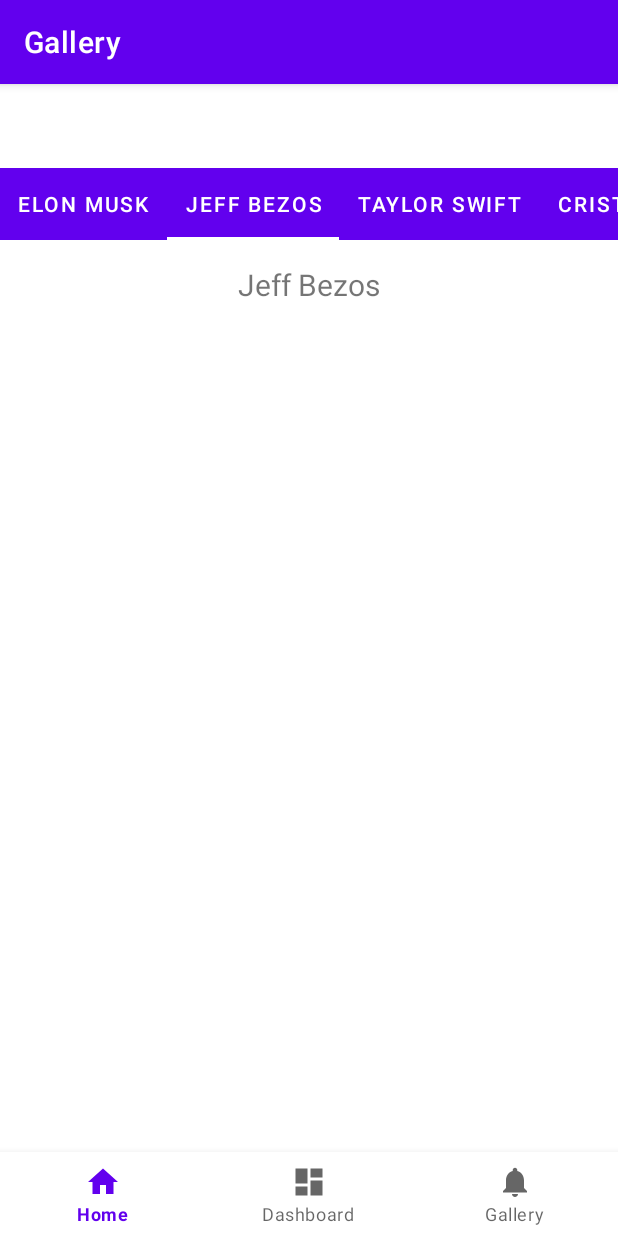
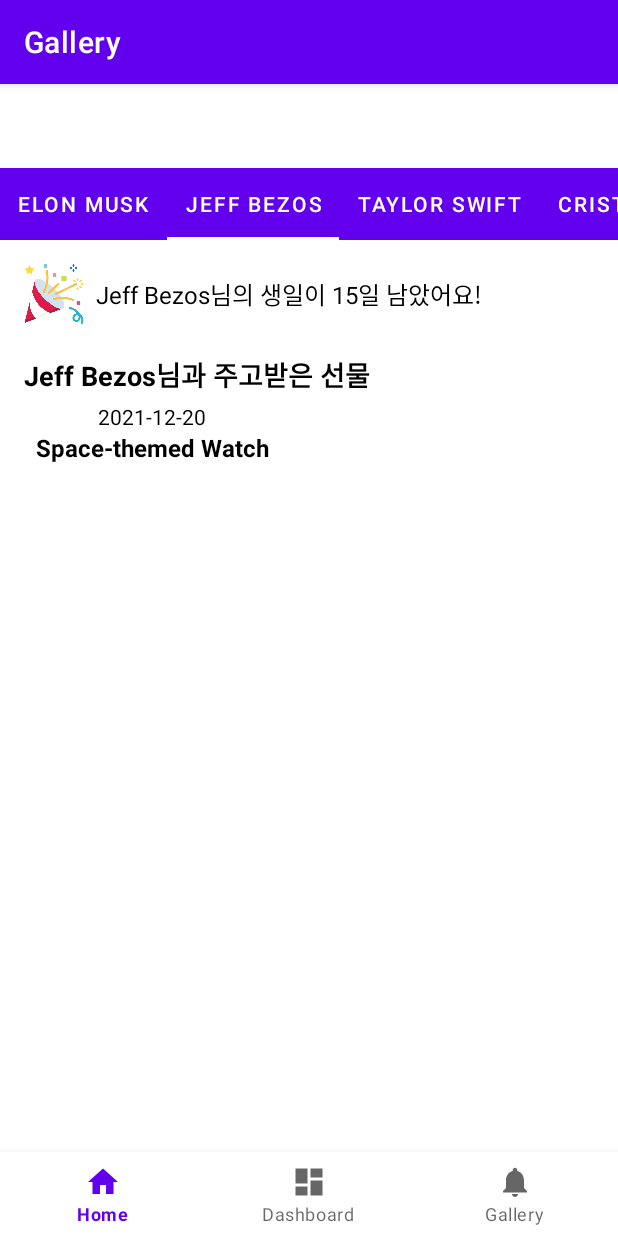
Before and after one commit to soeun-kang/GiftGori, an Android app: the GalleryFragment screen opened through its navigation route, tab 2 chosen, on a phone screen of 412 x 824 dp. Run offline under Robolectric (Android 15) with nearby library versions, the light colour scheme and no system bars; our stand-ins replace navigation-ui.

Commit message:
person detail: 생일까지 남은 기간, present history

```diff
--- a/app/src/main/java/com/example/tabs/ui/gallery/GalleryAdapter.kt
+++ b/app/src/main/java/com/example/tabs/ui/gallery/GalleryAdapter.kt
@@ -3,15 +3,20 @@
 import android.view.LayoutInflater
 import android.view.View
 import android.view.ViewGroup
+import android.widget.ImageView
 import android.widget.TextView
+import androidx.recyclerview.widget.LinearLayoutManager
 import androidx.recyclerview.widget.RecyclerView
 import com.example.tabs.R
 
-class GalleryAdapter(private var nameList: List<String>) : RecyclerView.Adapter<GalleryAdapter.ViewHolder>() {
+class GalleryAdapter(private var personDetailsList: List<PersonDetails>) :
+    RecyclerView.Adapter<GalleryAdapter.ViewHolder>() {
 
     // ViewHolder 정의
     class ViewHolder(view: View) : RecyclerView.ViewHolder(view) {
-        val textView: TextView = view.findViewById(R.id.textView)
+        val birthdayText: TextView = view.findViewById(R.id.birthdayText)
+        val birthdayImage: ImageView = view.findViewById(R.id.birthdayImage)
+        val historyRecyclerView: RecyclerView = view.findViewById(R.id.historyRecyclerView)
     }
 
     override fun onCreateViewHolder(parent: ViewGroup, viewType: Int): ViewHolder {
@@ -20,15 +25,46 @@
     }
 
     override fun onBindViewHolder(holder: ViewHolder, position: Int) {
-        val name = nameList[position] // 이름 데이터 가져오기
-        holder.textView.text = name // TextView에 이름 설정
+        val personDetails = personDetailsList[position]
+
+        // 생일 텍스트 설정
+        holder.birthdayText.text = "${personDetails.name}님의 생일이 ${personDetails.remain}일 남았어요!"
+        holder.birthdayImage.setImageResource(R.drawable.confetti)
+
+        // 히스토리 섹션 제목 설정
+        holder.itemView.findViewById<TextView>(R.id.historyHeader).text =
+            "${personDetails.name}님과 주고받은 선물"
+
+        // 히스토리 리스트 설정
+        holder.historyRecyclerView.apply {
+            layoutManager = LinearLayoutManager(context, LinearLayoutManager.HORIZONTAL, false)
+            adapter = object : RecyclerView.Adapter<HistoryViewHolder>() {
+                override fun onCreateViewHolder(parent: ViewGroup, viewType: Int): HistoryViewHolder {
+                    val view = LayoutInflater.from(parent.context).inflate(R.layout.item_history, parent, false)
+                    return HistoryViewHolder(view)
+                }
+
+                override fun onBindViewHolder(holder: HistoryViewHolder, historyPosition: Int) {
+                    val historyItem = personDetails.history[historyPosition]
+                    holder.dateTextView.text = historyItem.date
+                    holder.giftTextView.text = historyItem.gift
+                }
+
+                override fun getItemCount(): Int = personDetails.history.size
+            }
+        }
     }
 
-    override fun getItemCount(): Int = nameList.size
+    // 내부 ViewHolder 정의
+    class HistoryViewHolder(view: View) : RecyclerView.ViewHolder(view) {
+        val dateTextView: TextView = view.findViewById(R.id.dateTextView)
+        val giftTextView: TextView = view.findViewById(R.id.giftTextView)
+    }
 
-    // 데이터를 업데이트하는 함수
-    fun updateData(newData: List<String>) {
-        nameList = newData
-        notifyDataSetChanged() // RecyclerView 갱신
+    override fun getItemCount(): Int = personDetailsList.size
+
+    fun updateData(newData: List<PersonDetails>) {
+        personDetailsList = newData
+        notifyDataSetChanged()
     }
 }
--- a/app/src/main/java/com/example/tabs/ui/gallery/GalleryFragment.kt
+++ b/app/src/main/java/com/example/tabs/ui/gallery/GalleryFragment.kt
@@ -1,15 +1,13 @@
 package com.example.tabs.ui.gallery
 
 import android.os.Bundle
-import android.util.Log
 import android.view.LayoutInflater
 import android.view.View
 import android.view.ViewGroup
 import androidx.fragment.app.Fragment
 import androidx.lifecycle.ViewModelProvider
-import androidx.viewpager2.widget.ViewPager2
+import androidx.recyclerview.widget.LinearLayoutManager
 import com.example.tabs.databinding.FragmentGalleryBinding
-import com.google.android.material.tabs.TabLayout
 import com.google.android.material.tabs.TabLayoutMediator
 
 class GalleryFragment : Fragment() {
@@ -20,41 +18,33 @@
     private lateinit var galleryAdapter: GalleryAdapter
 
     override fun onCreateView(
-        inflater: LayoutInflater,
-        container: ViewGroup?,
+        inflater: LayoutInflater, container: ViewGroup?,
         savedInstanceState: Bundle?
     ): View {
         _binding = FragmentGalleryBinding.inflate(inflater, container, false)
         val root: View = binding.root
 
         galleryViewModel = ViewModelProvider(this).get(GalleryViewModel::class.java)
-        galleryViewModel.loadNames(requireContext())
 
-        val viewPager: ViewPager2 = binding.viewPager
-        val tabLayout: TabLayout = binding.tabLayout
+        // ViewPager2 어댑터 설정
+        galleryAdapter = GalleryAdapter(emptyList())
+        binding.viewPager.adapter = galleryAdapter
 
-        // Adapter setup
-        galleryAdapter = GalleryAdapter(emptyList()) // Initialize with empty list
-        viewPager.adapter = galleryAdapter
+        // 데이터 관찰 및 View 업데이트
+        galleryViewModel.personData.observe(viewLifecycleOwner) { personDetailsList ->
+            if (personDetailsList.isNotEmpty()) {
+                // ViewPager2 어댑터에 데이터 전달
+                galleryAdapter.updateData(personDetailsList)
 
-        // Observe names and update tabs and adapter
-        galleryViewModel.names.observe(viewLifecycleOwner) { names ->
-            if (names.isNotEmpty()) {
-                Log.d("GalleryFragment", "Names loaded successfully: $names")
-                galleryAdapter.updateData(names)
-
-                // Setup TabLayoutMediator
-                TabLayoutMediator(tabLayout, viewPager) { tab, position ->
-                    tab.text = names[position]
+                // TabLayoutMediator로 탭과 ViewPager 연결
+                TabLayoutMediator(binding.tabLayout, binding.viewPager) { tab, position ->
+                    tab.text = personDetailsList[position].name
                 }.attach()
-            } else {
-                Log.d("GalleryFragment", "Names list is empty")
             }
         }
 
-        galleryViewModel.personDetails.observe(viewLifecycleOwner) { details ->
-            binding.personDetailsTextView.text = details
-        }
+        // ViewModel에서 데이터 로드
+        galleryViewModel.loadPersonData(requireContext())
 
         return root
     }
--- a/app/src/main/java/com/example/tabs/ui/gallery/GalleryViewModel.kt
+++ b/app/src/main/java/com/example/tabs/ui/gallery/GalleryViewModel.kt
@@ -1,42 +1,71 @@
 package com.example.tabs.ui.gallery
 
 import android.content.Context
-import android.util.Log
 import androidx.lifecycle.LiveData
 import androidx.lifecycle.MutableLiveData
 import androidx.lifecycle.ViewModel
-import org.json.JSONArray
-import java.io.BufferedReader
-import java.io.InputStreamReader
 import com.example.tabs.utils.ManageJson
+import com.example.tabs.utils.Contact
+import java.text.SimpleDateFormat
+import java.util.*
 
 class GalleryViewModel : ViewModel() {
 
-    private val _names = MutableLiveData<List<String>>()
-    val names: LiveData<List<String>> = _names
+    private val _personData = MutableLiveData<List<PersonDetails>>()
+    val personData: LiveData<List<PersonDetails>> = _personData
 
-    private val _personDetails = MutableLiveData<String>()
-    val personDetails: LiveData<String> = _personDetails
-
-    fun loadNames(context: Context) {
+    fun loadPersonData(context: Context) {
         try {
             val manageJson = ManageJson(context, "famous_people_data_relevant_gifts.json")
             val contacts = manageJson.dataList
-            _names.value = contacts.map { it.name }
+            _personData.value = contacts.map { parsePersonDetails(it) }
         } catch (e: Exception) {
             e.printStackTrace()
         }
     }
 
-    fun loadDetails(context: Context, name: String) {
-        try {
-            val manageJson = ManageJson(context, "famous_people_data_relevant_gifts.json")
-            val contact = manageJson.dataList.find { it.name == name }
-            contact?.let {
-                _personDetails.value = it.toString()
-            }
-        } catch (e: Exception) {
-            e.printStackTrace()
+    private fun parsePersonDetails(contact: Contact): PersonDetails {
+        val today = Date()
+
+        // contact.bDay의 연도를 올해로 설정
+        val calendar = Calendar.getInstance()
+        calendar.time = contact.bDay
+        calendar.set(Calendar.YEAR, Calendar.getInstance().get(Calendar.YEAR))
+        val thisYearBirthday = calendar.time
+
+        // 다음 생일까지 남은 날짜 계산
+        val nextBirthday = if (today.before(thisYearBirthday)) {
+            thisYearBirthday
+        } else {
+            calendar.add(Calendar.YEAR, 1)
+            calendar.time
         }
+
+        val remainDays = ((nextBirthday.time - today.time) / (1000 * 60 * 60 * 24)).toInt()
+
+        // 선물 이력 가공
+        val historyList = contact.presentHistory.map {
+            HistoryItem(
+                date = SimpleDateFormat("yyyy-MM-dd", Locale.getDefault()).format(it.date),
+                gift = it.gift
+            )
+        }
+
+        return PersonDetails(
+            name = contact.name,
+            remain = remainDays,
+            history = historyList
+        )
     }
 }
+
+data class PersonDetails(
+    val name: String,
+    val remain: Int,
+    val history: List<HistoryItem>
+)
+
+data class HistoryItem(
+    val date: String,
+    val gift: String
+)
--- a/app/src/main/res/layout/fragment_gallery.xml
+++ b/app/src/main/res/layout/fragment_gallery.xml
@@ -26,16 +26,6 @@
         app:layout_constraintTop_toBottomOf="@id/tabLayout"
         app:layout_constraintBottom_toBottomOf="parent" />
 
-    <!-- RecyclerView: 기존 갤러리 -->
-    <androidx.recyclerview.widget.RecyclerView
-        android:id="@+id/galleryRecyclerView"
-        android:layout_width="0dp"
-        android:layout_height="0dp"
-        app:layout_constraintTop_toBottomOf="@id/tabLayout"
-        app:layout_constraintBottom_toTopOf="@id/personDetailsTextView"
-        app:layout_constraintStart_toStartOf="parent"
-        app:layout_constraintEnd_toEndOf="parent"
-        tools:listitem="@layout/item_gallery" />
 
     <!-- TextView: 선택된 이름의 정보 표시 -->
     <TextView
--- a/app/src/main/res/layout/item_gallery.xml
+++ /dev/null
@@ -1,34 +0,0 @@
-<?xml version="1.0" encoding="utf-8"?>
-<androidx.constraintlayout.widget.ConstraintLayout
-    xmlns:android="http://schemas.android.com/apk/res/android"
-    xmlns:app="http://schemas.android.com/apk/res-auto"
-    android:layout_width="match_parent"
-    android:layout_height="wrap_content"
-    android:padding="8dp">
-
-    <!-- 이미지를 표시할 ImageView -->
-    <ImageView
-        android:id="@+id/image_view"
-        android:layout_width="0dp"
-        android:layout_height="200dp"
-        android:scaleType="centerCrop"
-        app:layout_constraintTop_toTopOf="parent"
-        app:layout_constraintBottom_toBottomOf="parent"
-        app:layout_constraintStart_toStartOf="parent"
-        app:layout_constraintEnd_toEndOf="parent"
-        android:background="@color/cardview_light_background"
-        android:contentDescription="@null" />
-
-    <!-- 이미지 제목을 표시할 TextView -->
-    <TextView
-        android:id="@+id/image_title"
-        android:layout_width="wrap_content"
-        android:layout_height="wrap_content"
-        android:text="Sample Title"
-        android:textColor="@android:color/white"
-        android:background="@android:color/black"
-        android:padding="4dp"
-        android:layout_margin="8dp"
-        app:layout_constraintBottom_toBottomOf="parent"
-        app:layout_constraintStart_toStartOf="parent" />
-</androidx.constraintlayout.widget.ConstraintLayout>
--- a/app/src/main/res/layout/item_gallery_page.xml
+++ b/app/src/main/res/layout/item_gallery_page.xml
@@ -1,16 +1,58 @@
 <?xml version="1.0" encoding="utf-8"?>
-<androidx.constraintlayout.widget.ConstraintLayout xmlns:android="http://schemas.android.com/apk/res/android"
+<androidx.constraintlayout.widget.ConstraintLayout
+    xmlns:android="http://schemas.android.com/apk/res/android"
     xmlns:app="http://schemas.android.com/apk/res-auto"
+    xmlns:tools="http://schemas.android.com/tools"
     android:layout_width="match_parent"
     android:layout_height="match_parent">
 
+    <!-- 생일 텍스트와 이미지 -->
+    <LinearLayout
+        android:id="@+id/birthdayLayout"
+        android:layout_width="match_parent"
+        android:layout_height="wrap_content"
+        android:orientation="horizontal"
+        android:gravity="center_vertical"
+        android:layout_margin="16dp"
+        app:layout_constraintTop_toTopOf="parent"
+        app:layout_constraintStart_toStartOf="parent"
+        app:layout_constraintEnd_toEndOf="parent">
+
+        <ImageView
+            android:id="@+id/birthdayImage"
+            android:layout_width="40dp"
+            android:layout_height="40dp"
+            android:src="@drawable/confetti"
+            android:layout_marginEnd="8dp" />
+
+        <TextView
+            android:id="@+id/birthdayText"
+            android:layout_width="wrap_content"
+            android:layout_height="wrap_content"
+            android:textSize="16sp"
+            android:textColor="#000" />
+    </LinearLayout>
+
+    <!-- 히스토리 섹션 제목 -->
     <TextView
-        android:id="@+id/textView"
+        android:id="@+id/historyHeader"
         android:layout_width="wrap_content"
         android:layout_height="wrap_content"
-        android:textSize="20sp"
-        android:layout_margin="16dp"
-        app:layout_constraintTop_toTopOf="parent"
+        android:layout_marginTop="20dp"
+        android:layout_marginStart="16dp"
+        android:textSize="18sp"
+        android:textColor="#000"
+        android:textStyle="bold"
+        app:layout_constraintTop_toBottomOf="@id/birthdayLayout"
+        app:layout_constraintStart_toStartOf="parent" />
+
+    <!-- 히스토리 리스트 -->
+    <androidx.recyclerview.widget.RecyclerView
+        android:id="@+id/historyRecyclerView"
+        android:layout_width="match_parent"
+        android:layout_height="wrap_content"
+        android:layout_marginTop="28dp"
+        app:layout_constraintTop_toBottomOf="@id/birthdayLayout"
         app:layout_constraintStart_toStartOf="parent"
         app:layout_constraintEnd_toEndOf="parent" />
 
--- /dev/null
+++ b/app/src/main/res/layout/item_history.xml
@@ -0,0 +1,27 @@
+<?xml version="1.0" encoding="utf-8"?>
+<LinearLayout xmlns:android="http://schemas.android.com/apk/res/android"
+    android:layout_width="wrap_content"
+    android:layout_height="wrap_content"
+    android:gravity="center_horizontal"
+    android:orientation="vertical"
+    android:padding="8dp"
+    android:layout_margin="16dp">
+
+    <TextView
+        android:id="@+id/dateTextView"
+        android:layout_width="wrap_content"
+        android:layout_height="wrap_content"
+        android:gravity="center"
+        android:textAppearance="@style/TextAppearance.AppCompat.Body1"
+        android:textColor="#000"
+        android:textSize="14sp" />
+
+    <TextView
+        android:id="@+id/giftTextView"
+        android:layout_width="wrap_content"
+        android:layout_height="wrap_content"
+        android:gravity="center"
+        android:textColor="#000"
+        android:textSize="16sp"
+        android:textStyle="bold" />
+</LinearLayout>
```
Also changed, not shown: app/src/main/res/drawable/confetti.png (added).
